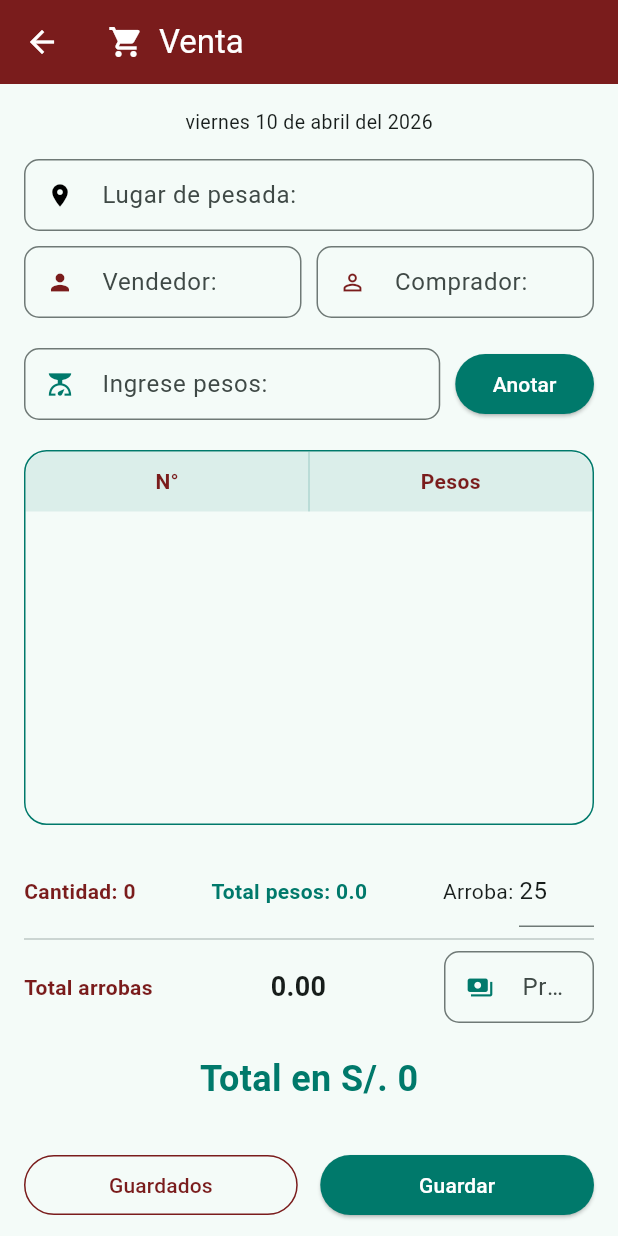
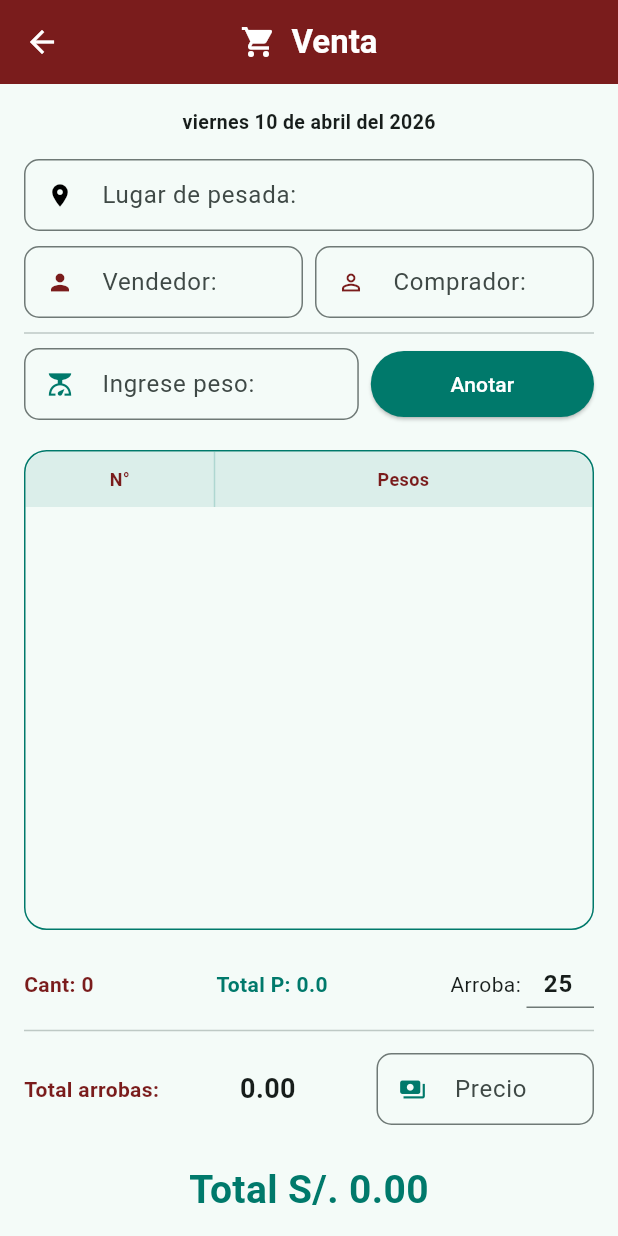
Before and after one commit to MAYKERR28/cocamita, a Flutter app: the screen it shows after launch, after a tap on "Ventas", on a phone screen of 412 x 824 dp. Run offline on Flutter 3.47's test engine with Material 3 defaults, Android fonts, the phone set to English and light mode, and no system bars; our stand-ins replace open_filex, pdf, share_plus, shared_preferences.

Commit message:
App Funcionando

```diff
--- a/lib/ui/screens/listas_guardados.dart
+++ b/lib/ui/screens/listas_guardados.dart
@@ -26,7 +26,12 @@ class _PantallaGuardadosState extends State<PantallaGuardados> {
     final prefs = await SharedPreferences.getInstance();
     final String? data = prefs.getString('historial_resumenes');
     if (data != null) {
-      setState(() => _historial = jsonDecode(data));
+      List<dynamic> listaData = jsonDecode(data);
+      setState(() {
+      // Invertimos aquí para que el índice 0 sea el más reciente
+      _historial = listaData.reversed.toList();
+    });
+
     }
   }
 
@@ -185,7 +190,9 @@ class _PantallaGuardadosState extends State<PantallaGuardados> {
       _historial.removeAt(index);
     });
     final prefs = await SharedPreferences.getInstance();
-    await prefs.setString('historial_resumenes', jsonEncode(_historial));
+    // IMPORTANTE: Al guardar, invertimos de nuevo (.reversed)
+    // para que en el archivo de memoria el orden sea el correcto
+    await prefs.setString('historial_resumenes', jsonEncode(_historial.reversed.toList()));
   }
 }
 
--- a/lib/ui/screens/pantalla_ventas.dart
+++ b/lib/ui/screens/pantalla_ventas.dart
@@ -1,9 +1,9 @@
 import 'dart:convert';
-import 'package:cocamita/services/servicio_pdf_ventas.dart';
 import 'package:flutter/material.dart';
 import 'package:intl/intl.dart';
 import 'package:shared_preferences/shared_preferences.dart';
 import 'ventas_guardados.dart';
+import '../../services/servicio_pdf_ventas.dart';
 
 class PantallaVentas extends StatefulWidget {
   const PantallaVentas({super.key});
@@ -13,9 +13,11 @@ class PantallaVentas extends StatefulWidget {
 }
 
 class _PantallaVentasState extends State<PantallaVentas> {
+  // Colores del diseño
   final Color verdeVenta = const Color(0xFF00796B);
   final Color rojoVenta = const Color(0xFF7A1C1C);
 
+  // Controladores principales
   final _lugarCtrl = TextEditingController();
   final _vendedorCtrl = TextEditingController();
   final _compradorCtrl = TextEditingController();
@@ -23,20 +25,51 @@ class _PantallaVentasState extends State<PantallaVentas> {
   final _arrobaValorCtrl = TextEditingController(text: "25");
   final _precioCtrl = TextEditingController();
 
-  List<double> _listaPesos = [];
+  // Lista de controladores para que la tabla sea editable
+  List<TextEditingController> _controlesPesos = [];
   String _fechaActual = "";
 
   @override
   void initState() {
     super.initState();
-    _fechaActual = DateFormat(
-      "EEEE d 'de' MMMM 'del' y",
-      'es_ES',
-    ).format(DateTime.now());
+    _fechaActual = DateFormat("EEEE d 'de' MMMM 'del' y", 'es_ES').format(DateTime.now());
+    _cargarDatosTemporales(); // Cargar datos si se cerró la app
   }
 
-  // Lógica Matemática
-  double get totalPesos => _listaPesos.fold(0, (sum, item) => sum + item);
+  // --- PERSISTENCIA (DATOS TEMPORALES) ---
+
+  Future<void> _guardarDatosTemporales() async {
+    final prefs = await SharedPreferences.getInstance();
+    await prefs.setString('temp_lugar', _lugarCtrl.text);
+    await prefs.setString('temp_vendedor', _vendedorCtrl.text);
+    await prefs.setString('temp_comprador', _compradorCtrl.text);
+    await prefs.setString('temp_arroba', _arrobaValorCtrl.text);
+    await prefs.setString('temp_precio', _precioCtrl.text);
+
+    List<String> listaString = _controlesPesos.map((c) => c.text).toList();
+    await prefs.setStringList('temp_pesos', listaString);
+  }
+
+  Future<void> _cargarDatosTemporales() async {
+    final prefs = await SharedPreferences.getInstance();
+    setState(() {
+      _lugarCtrl.text = prefs.getString('temp_lugar') ?? '';
+      _vendedorCtrl.text = prefs.getString('temp_vendedor') ?? '';
+      _compradorCtrl.text = prefs.getString('temp_comprador') ?? '';
+      _arrobaValorCtrl.text = prefs.getString('temp_arroba') ?? '25';
+      _precioCtrl.text = prefs.getString('temp_precio') ?? '';
+
+      List<String>? listaGuardada = prefs.getStringList('temp_pesos');
+      if (listaGuardada != null) {
+        _controlesPesos = listaGuardada.map((p) => TextEditingController(text: p)).toList();
+      }
+    });
+  }
+
+  // --- LÓGICA MATEMÁTICA ---
+
+  double get totalPesos => _controlesPesos.fold(0, (sum, c) => sum + (double.tryParse(c.text) ?? 0));
+
   double get totalArrobas {
     double arroba = double.tryParse(_arrobaValorCtrl.text) ?? 1;
     return arroba > 0 ? totalPesos / arroba : 0;
@@ -50,42 +83,39 @@ class _PantallaVentasState extends State<PantallaVentas> {
   void _anotarPeso() {
     if (_pesoInputCtrl.text.isNotEmpty) {
       setState(() {
-        _listaPesos.add(double.parse(_pesoInputCtrl.text));
+        _controlesPesos.add(TextEditingController(text: _pesoInputCtrl.text));
         _pesoInputCtrl.clear();
       });
-      FocusScope.of(context).unfocus();
+      _guardarDatosTemporales();
+      FocusScope.of(context).unfocus(); // Ocultar teclado
     }
   }
 
+  // --- GUARDADO FINAL Y PDF ---
+
   void _confirmarGuardar() async {
-    // 1. Mostrar el cuadro de diálogo al usuario
+    if (_controlesPesos.isEmpty) return;
+
     final confirmar = await showDialog<bool>(
       context: context,
       builder: (context) => AlertDialog(
         title: const Text("¿Guardar Venta?"),
+        content: const Text("Se generará un archivo PDF y se limpiará la pantalla."),
         actions: [
-          TextButton(
-            onPressed: () => Navigator.pop(context, false),
-            child: const Text("NO"),
-          ),
-          ElevatedButton(
-            onPressed: () => Navigator.pop(context, true),
-            child: const Text("SÍ"),
-          ),
+          TextButton(onPressed: () => Navigator.pop(context, false), child: const Text("No")),
+          ElevatedButton(onPressed: () => Navigator.pop(context, true), child: const Text("Sí, Aceptar")),
         ],
       ),
     );
 
     if (confirmar == true) {
-      // 2. GENERAR EL PDF PRIMERO
-      // Debes llamar a tu servicio de PDF y esperar a que te devuelva la RUTA (String)
-      // Supongamos que tu servicio se llama ServicioPdfVentas
+      // 1. Generar PDF y obtener ruta
       String? ruta = await ServicioPdfVentas.generarPDF(
         fecha: _fechaActual,
         lugar: _lugarCtrl.text,
         vendedor: _vendedorCtrl.text,
         comprador: _compradorCtrl.text,
-        pesos: _listaPesos,
+        pesos: _controlesPesos.map((c) => double.tryParse(c.text) ?? 0).toList(),
         totalPesos: totalPesos,
         arroba: double.tryParse(_arrobaValorCtrl.text) ?? 25,
         totalArrobas: totalArrobas,
@@ -93,45 +123,43 @@ class _PantallaVentasState extends State<PantallaVentas> {
         totalDinero: totalDinero,
       );
 
-      // 3. VERIFICAR SI SE CREÓ EL ARCHIVO
       if (ruta != null) {
+        // 2. Guardar en Historial
         final prefs = await SharedPreferences.getInstance();
         final String? data = prefs.getString('historial_ventas');
         List<dynamic> historial = data != null ? jsonDecode(data) : [];
 
-        // 4. GUARDAR EL MAPA CON LA RUTA INCLUIDA
         historial.add({
           'id': DateTime.now().millisecondsSinceEpoch.toString(),
           'fecha': _fechaActual,
-          'cantidad': _listaPesos.length,
+          'cantidad': _controlesPesos.length,
           'totalPesos': totalPesos,
           'totalArrobas': totalArrobas,
           'totalDinero': totalDinero,
-          // ESTA ES LA CLAVE: Si no guardas esto, el botón compartir fallará
-          'rutaPdf': ruta,
+          'rutaPdf': ruta, // Clave vital para el botón compartir
         });
 
-        // 5. SALVAR EN EL TELÉFONO Y LIMPIAR
         await prefs.setString('historial_ventas', jsonEncode(historial));
-        _limpiarTodo();
-
-        ScaffoldMessenger.of(context).showSnackBar(
-          const SnackBar(content: Text("Venta guardada y PDF generado")),
-        );
-      } else {
-        // Si rutaDelArchivo es null, algo falló al crear el PDF
-        print("Error: No se pudo generar la ruta del PDF");
+        _limpiarPantalla();
       }
     }
   }
 
-  void _limpiarTodo() {
+  void _limpiarPantalla() async {
+    final prefs = await SharedPreferences.getInstance();
+    await prefs.remove('temp_lugar');
+    await prefs.remove('temp_vendedor');
+    await prefs.remove('temp_comprador');
+    await prefs.remove('temp_pesos');
+    await prefs.remove('temp_precio');
+
     setState(() {
       _lugarCtrl.clear();
       _vendedorCtrl.clear();
       _compradorCtrl.clear();
-      _listaPesos.clear();
+      _controlesPesos.clear();
       _precioCtrl.clear();
+      _arrobaValorCtrl.text = "25";
     });
   }
 
@@ -139,264 +167,145 @@ class _PantallaVentasState extends State<PantallaVentas> {
   Widget build(BuildContext context) {
     return Scaffold(
       appBar: AppBar(
-        title: Row(
-          mainAxisSize: MainAxisSize.min,
-          children: [
-            Icon(Icons.shopping_cart),
+        title: const Row(mainAxisSize: MainAxisSize.min, children: [
+          Icon(Icons.shopping_cart, color: Colors.white),
           SizedBox(width: 10),
-            Text("Venta"),
-          ],
-        ),
+          Text("Venta", style: TextStyle(color: Colors.white, fontWeight: FontWeight.bold)),
+        ]),
         backgroundColor: rojoVenta,
-        foregroundColor: Colors.white,
+        centerTitle: true,
+        iconTheme: const IconThemeData(color: Colors.white),
       ),
       body: SingleChildScrollView(
         padding: const EdgeInsets.all(16),
         child: Column(
           children: [
-            Text(_fechaActual, style: const TextStyle(fontSize: 13)),
+            Text(_fechaActual, style: const TextStyle(fontWeight: FontWeight.bold, fontSize: 13)),
             const SizedBox(height: 15),
-            _inputVenta(
-              _lugarCtrl,
-              "Lugar de pesada:",
-              Icons.location_on,
-              Colors.black,
-            ),
+            _inputVenta(_lugarCtrl, "Lugar de pesada:", Icons.location_on, Colors.black),
             const SizedBox(height: 10),
-            Row(
-              children: [
-                Expanded(
-                  child: _inputVenta(
-                    _vendedorCtrl,
-                    "Vendedor:",
-                    Icons.person,
-                    rojoVenta,
-                  ),
-                ),
-                const SizedBox(width: 10),
-                Expanded(
-                  child: _inputVenta(
-                    _compradorCtrl,
-                    "Comprador:",
-                    Icons.person_outline,
-                    rojoVenta,
-                  ),
-                ),
-              ],
-            ),
-            const SizedBox(height: 20),
-            Row(
-              children: [
-                Expanded(
-                  flex: 3,
-                  child: _inputVenta(
-                    _pesoInputCtrl,
-                    "Ingrese pesos:",
-                    Icons.scale,
-                    verdeVenta,
-                    esNum: true,
-                  ),
-                ),
-                const SizedBox(width: 10),
-                Expanded(
-                  child: ElevatedButton(
+            Row(children: [
+              Expanded(child: _inputVenta(_vendedorCtrl, "Vendedor:", Icons.person, rojoVenta)),
+              const SizedBox(width: 8),
+              Expanded(child: _inputVenta(_compradorCtrl, "Comprador:", Icons.person_outline, rojoVenta)),
+            ]),
+
+            const Divider(height: 20),
+
+            Row(children: [
+              Expanded(flex: 3, child: _inputVenta(_pesoInputCtrl, "Ingrese peso:", Icons.scale, verdeVenta, esNum: true)),
+              const SizedBox(width: 8),
+
+              Expanded(flex: 2, child: ElevatedButton(
+
                 onPressed: _anotarPeso,
-                    style: ElevatedButton.styleFrom(
-                      backgroundColor: verdeVenta,
-                      foregroundColor: Colors.white,
-                    ),
+                style: ElevatedButton.styleFrom(backgroundColor: verdeVenta, foregroundColor: Colors.white, padding: const EdgeInsets.symmetric(vertical: 12)),
                 child: const Text("Anotar"),
               ),
-                ),
-              ],
-            ),
+              )
+
+            ]),
             const SizedBox(height: 20),
-            _buildTabla(),
+            _buildTablaEditable(),
             const SizedBox(height: 20),
-            _filaResultados(),
+            _buildSeccionCalculos(),
+            const SizedBox(height: 30),
+            _buildBotonesFinales(),
           ],
         ),
       ),
     );
   }
 
-  Widget _buildTabla() {
+  Widget _buildTablaEditable() {
     return Container(
-      height: 250,
-      decoration: BoxDecoration(
-        border: Border.all(color: verdeVenta),
-        borderRadius: BorderRadius.circular(15),
-      ),
+      height: 320,
+      decoration: BoxDecoration(border: Border.all(color: verdeVenta), borderRadius: BorderRadius.circular(15)),
       child: ClipRRect(
         borderRadius: BorderRadius.circular(15),
-        child: ListView(
+        child: ListView(children: [
+          Table(
+            border: TableBorder.symmetric(inside: BorderSide(color: verdeVenta.withOpacity(0.2))),
+            columnWidths: const {0: FlexColumnWidth(1), 1: FlexColumnWidth(2)},
             children: [
-            Table(
-              border: TableBorder.symmetric(
-                inside: BorderSide(color: verdeVenta.withOpacity(0.2)),
+              TableRow(decoration: BoxDecoration(color: verdeVenta.withOpacity(0.1)), children: [
+                _celdaHeader("N°"), _celdaHeader("Pesos"),
+              ]),
+              ...List.generate(_controlesPesos.length, (index) => TableRow(children: [
+                Padding(padding: const EdgeInsets.all(12), child: Text("${index + 1}", textAlign: TextAlign.center)),
+                TextField(
+                  controller: _controlesPesos[index],
+                  keyboardType: TextInputType.number,
+                  textAlign: TextAlign.center,
+                  decoration: const InputDecoration(border: InputBorder.none, isDense: true),
+                  onChanged: (v) { setState(() {}); _guardarDatosTemporales(); },
                 ),
-              children: [
-                TableRow(
-                  decoration: BoxDecoration(color: verdeVenta.withOpacity(0.1)),
-                  children: [_celdaHeader("N°"), _celdaHeader("Pesos")],
-                ),
-                ...List.generate(
-                  _listaPesos.length,
-                  (index) => TableRow(
-                    children: [
-                      Padding(
-                        padding: const EdgeInsets.all(10),
-                        child: Text(
-                          "${index + 1}",
-                          textAlign: TextAlign.center,
-                        ),
-                      ),
-                      Padding(
-                        padding: const EdgeInsets.all(10),
-                        child: Text(
-                          "${_listaPesos[index]}",
-                          textAlign: TextAlign.center,
-                          style: TextStyle(fontWeight: FontWeight.bold),
-                        ),
-                      ),
+              ])),
             ],
           ),
-                ),
-              ],
-            ),
-          ],
-        ),
+        ]),
       ),
     );
   }
 
-  Widget _filaResultados() {
-    return Column(
-      children: [
-        Row(
-          mainAxisAlignment: MainAxisAlignment.spaceBetween,
-          children: [
-            Text(
-              "Cantidad: ${_listaPesos.length}",
-              style: TextStyle(color: rojoVenta, fontWeight: FontWeight.bold),
-            ),
-            Text(
-              "Total pesos: ${totalPesos.toStringAsFixed(1)}",
-              style: TextStyle(color: verdeVenta, fontWeight: FontWeight.bold),
-            ),
-            Row(
-              children: [
+  Widget _buildSeccionCalculos() {
+    return Column(children: [
+      Row(mainAxisAlignment: MainAxisAlignment.spaceBetween, children: [
+        Text("Cant: ${_controlesPesos.length}", style: TextStyle(color: rojoVenta, fontWeight: FontWeight.w600)),
+        Text("Total P: ${totalPesos.toStringAsFixed(1)}", style: TextStyle(color: verdeVenta, fontWeight: FontWeight.w600)),
+        Row(children: [
           const Text("Arroba: "),
-                SizedBox(
-                  width: 50,
-                  child: TextField(
-                    controller: _arrobaValorCtrl,
+          SizedBox(width: 45, child: TextField(
+            controller: _arrobaValorCtrl, style: const TextStyle(fontWeight: FontWeight.bold),
+            textAlign: TextAlign.center,
             keyboardType: TextInputType.number,
-                    onChanged: (v) => setState(() {}),
-                  ),
-                ),
-              ],
-            ),
-          ],
-        ),
-        const Divider(),
-        Row(
-          mainAxisAlignment: MainAxisAlignment.spaceBetween,
-          children: [
-            Text(
-              "Total arrobas",
-              style: TextStyle(color: rojoVenta, fontWeight: FontWeight.bold),
-            ),
-            Text(
-              totalArrobas.toStringAsFixed(2),
-              style: const TextStyle(fontSize: 18, fontWeight: FontWeight.bold),
-            ),
-            SizedBox(
-              width: 100,
-              child: _inputVenta(
-                _precioCtrl,
-                "Precio",
-                Icons.payments,
-                verdeVenta,
-                esNum: true,
-                alCambiar: (v) => setState(() {}),
-              ),
-            ),
-          ],
-        ),
-        const SizedBox(height: 20),
-        Text(
-          "Total en S/. ${totalDinero.toStringAsFixed(0)}",
-          style: TextStyle(
-            fontSize: 24,
-            fontWeight: FontWeight.bold,
-            color: verdeVenta,
-          ),
-        ),
-        const SizedBox(height: 30),
-        Row(
-          children: [
-            Expanded(
-              child: OutlinedButton(
-                onPressed: () => Navigator.push(
-                  context,
-                  MaterialPageRoute(
-                    builder: (context) => const PantallaVentasGuardados(),
-                  ),
-                ),
-                style: OutlinedButton.styleFrom(
-                  foregroundColor: rojoVenta,
-                  side: BorderSide(color: rojoVenta),
-                ),
-                child: const Text("Guardados"),
-              ),
-            ),
-            const SizedBox(width: 15),
-            Expanded(
-              child: ElevatedButton(
-                onPressed: _confirmarGuardar,
-                style: ElevatedButton.styleFrom(
-                  backgroundColor: verdeVenta,
-                  foregroundColor: Colors.white,
-                ),
-                child: const Text("Guardar"),
-              ),
-            ),
-          ],
-        ),
-      ],
-    );
+            onChanged: (v) { setState(() {}); _guardarDatosTemporales(); },
+            decoration: const InputDecoration(isDense: true),
+
+          )),
+        ]),
+      ]),
+      const Divider(height: 30),
+      Row(mainAxisAlignment: MainAxisAlignment.spaceBetween, children: [
+        Text("Total arrobas:", style: TextStyle(color: rojoVenta, fontWeight: FontWeight.bold)),
+        Text(totalArrobas.toStringAsFixed(2), style: const TextStyle(fontSize: 18, fontWeight: FontWeight.bold)),
+        SizedBox(width: 145, child: _inputVenta(_precioCtrl, "Precio", Icons.payments, verdeVenta, esNum: true, alCambiar: (v) { setState(() {}); _guardarDatosTemporales(); })),
+      ]),
+      const SizedBox(height: 25),
+      Text("Total S/. ${totalDinero.toStringAsFixed(2)}", style: TextStyle(fontSize: 26, fontWeight: FontWeight.w600, color: verdeVenta)),
+    ]);
   }
 
-  Widget _celdaHeader(String t) => Padding(
-    padding: const EdgeInsets.all(10),
-    child: Text(
-      t,
-      textAlign: TextAlign.center,
-      style: TextStyle(fontWeight: FontWeight.bold, color: rojoVenta),
-    ),
-  );
+  Widget _buildBotonesFinales() {
+    return Row(children: [
+      Expanded(child: OutlinedButton.icon(
+        onPressed: () => Navigator.push(context, MaterialPageRoute(builder: (context) => const PantallaVentasGuardados())),
+        icon: const Icon(Icons.folder_open),
+        label: const Text("Guardados"),
+        style: OutlinedButton.styleFrom(foregroundColor: rojoVenta, side: BorderSide(color: rojoVenta), padding: const EdgeInsets.symmetric(vertical: 15)),
+      )),
+      const SizedBox(width: 15),
+      Expanded(child: ElevatedButton.icon(
+        onPressed: _confirmarGuardar,
+        icon: const Icon(Icons.save),
+        label: const Text("Guardar"),
+        style: ElevatedButton.styleFrom(backgroundColor: verdeVenta, foregroundColor: Colors.white, padding: const EdgeInsets.symmetric(vertical: 15), elevation: 3),
+      )),
+    ]);
+  }
 
-  Widget _inputVenta(
-    TextEditingController ctrl,
-    String label,
-    IconData icono,
-    Color color, {
-    bool esNum = false,
-    Function(String)? alCambiar,
-  }) {
+  Widget _celdaHeader(String t) => Padding(padding: const EdgeInsets.all(10), child: Text(t, textAlign: TextAlign.center, style: TextStyle(fontWeight: FontWeight.bold, color: rojoVenta, fontSize: 12)));
+
+  Widget _inputVenta(TextEditingController ctrl, String label, IconData icono, Color color, {bool esNum = false, Function(String)? alCambiar}) {
     return TextField(
-      controller: ctrl,
-      keyboardType: esNum ? TextInputType.number : TextInputType.text,
+      controller: ctrl, keyboardType: esNum ? TextInputType.number : TextInputType.text, textCapitalization: TextCapitalization.words,
       textInputAction: TextInputAction.next,
-      textCapitalization: TextCapitalization.words,
-      onChanged: alCambiar,
+
+      onChanged: (v) { if (alCambiar != null) alCambiar(v); _guardarDatosTemporales(); },
       decoration: InputDecoration(
-        labelText: label,
-        prefixIcon: Icon(icono, color: color, size: 18),
+        labelText: label, prefixIcon: Icon(icono, color: color, size: 18),
         border: OutlineInputBorder(borderRadius: BorderRadius.circular(10)),
-        contentPadding: const EdgeInsets.all(10),
-        isDense: true,
+        contentPadding: const EdgeInsets.all(12), isDense: true,
       ),
     );
   }
--- a/lib/ui/screens/ventas_guardados.dart
+++ b/lib/ui/screens/ventas_guardados.dart
@@ -56,8 +56,17 @@ class _PantallaVentasGuardadosState extends State<PantallaVentasGuardados> {
             child: ListView.builder(
               padding: const EdgeInsets.all(15),
               itemCount: _historial.length,
-              itemBuilder: (context, index) =>
-                  _buildCardVenta(_historial[index], index),
+              itemBuilder: (context, index) {
+                // ESTA LÍNEA HACE EL TRUCO:
+                // Accedemos al historial en orden inverso
+                final itemInverso = _historial.reversed.toList()[index];
+
+                // Pasamos el item inverso y el index real para que eliminar siga funcionando
+                return _buildCardVenta(
+                  itemInverso,
+                  (_historial.length - 1 - index),
+                );
+              },
             ),
           ),
           _buildFooterGeneral(),
@@ -123,12 +132,13 @@ class _PantallaVentasGuardadosState extends State<PantallaVentasGuardados> {
                         final archivo = File(ruta);
                         if (await archivo.exists()) {
                           // 3. Compartimos usando XFile
-                          await Share.shareXFiles(
-                            [XFile(ruta)],
-                            text: 'Reporte de Venta - ${item['fecha']}'
+                          await Share.shareXFiles([
+                            XFile(ruta),
+                          ], text: 'Reporte de Venta - ${item['fecha']}');
+                        } else {
+                          _mostrarMensaje(
+                            "El archivo PDF ya no existe en la memoria.",
                           );
-                        } else {
-                          _mostrarMensaje("El archivo PDF ya no existe en la memoria.");
                         }
                       } else {
                         _mostrarMensaje("No se encontró la ruta del archivo.");
@@ -233,7 +243,7 @@ class _PantallaVentasGuardadosState extends State<PantallaVentasGuardados> {
       builder: (context) => AlertDialog(
         title: const Text('¿Eliminar esta venta?'),
         content: const Text(
-          'Se borrará del historial. El archivo físico PDF no se eliminará del teléfono.',
+          'Se borrará el doc de la App. Pero el archivo físico PDF se mantendrá en el teléfono.',
         ),
         actions: [
           TextButton(
@@ -262,8 +272,8 @@ class _PantallaVentasGuardadosState extends State<PantallaVentasGuardados> {
   }
 
   void _mostrarMensaje(String mensaje) {
-  ScaffoldMessenger.of(context).showSnackBar(
-    SnackBar(content: Text(mensaje), backgroundColor: Colors.redAccent)
-  );
+    ScaffoldMessenger.of(context).showSnackBar(
+      SnackBar(content: Text(mensaje), backgroundColor: Colors.redAccent),
+    );
+  }
 }
-}
```
Lines whose indentation alone changed are shown as unchanged.
